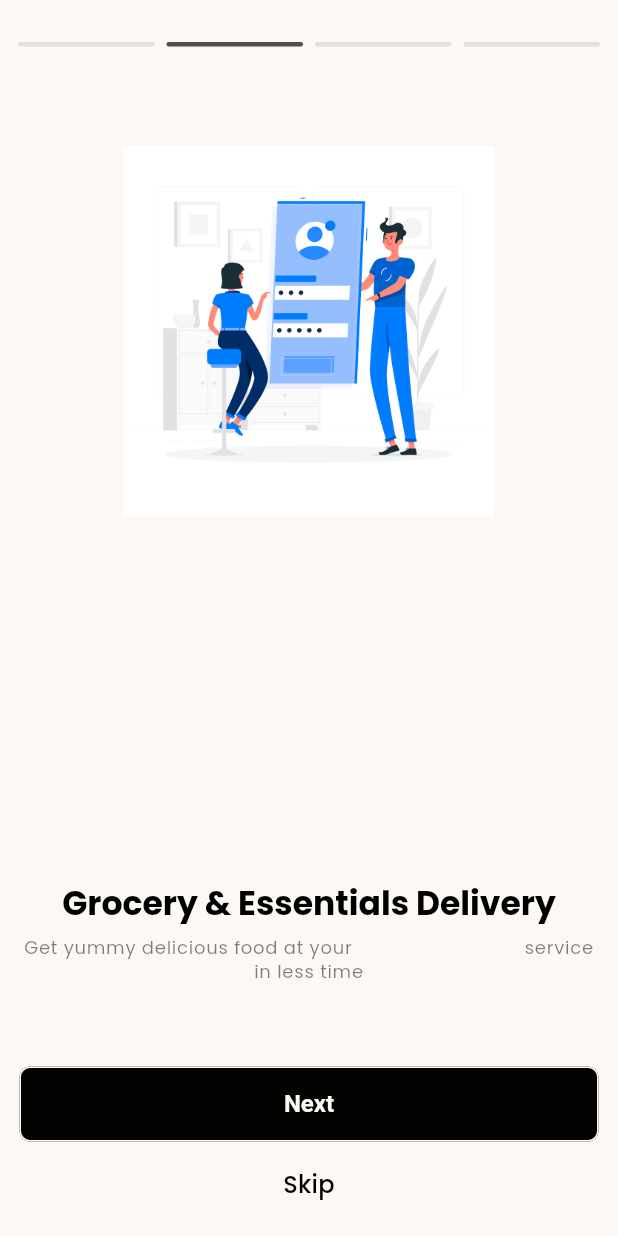
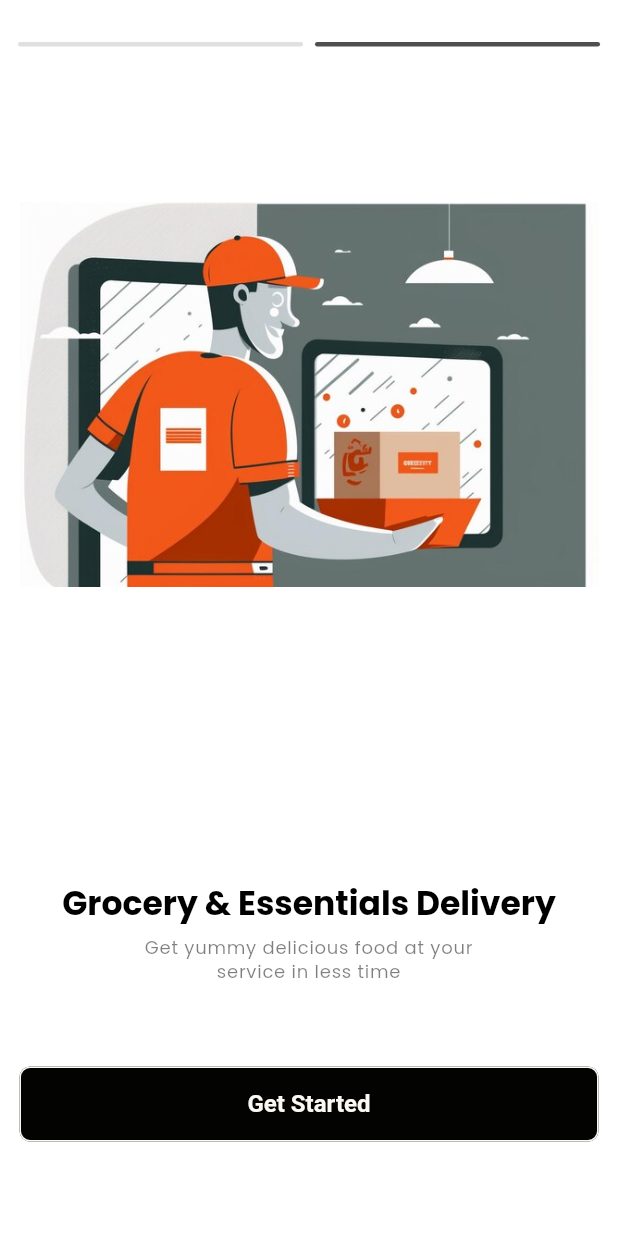
Before and after one commit to vidhanshu37/zesty, a Flutter app: the screen it shows after launch, swiped to page 2, on a phone screen of 412 x 824 dp. Run offline on Flutter 3.47's test engine with Material 3 defaults, Android fonts, the phone set to English and light mode, and no system bars; our stand-ins replace carousel_slider, geocoding, geolocator, google_maps_flutter, google_nav_bar, hive and 6 more; missing offline and left inert: dart:ffi, flutter_avif, razorpay_flutter; accounts and stored records are empty.

Commit message:
Last Commit from neha

```diff
--- a/lib/screens/login_process/otpscreen.dart
+++ b/lib/screens/login_process/otpscreen.dart
@@ -128,9 +128,11 @@ class _otpverifyState extends State<otpverify> {
       if (response.statusCode == 200) {
         var responseBody = jsonDecode(response.body);
         /// SUCCESS
-        String fullAddress = userExistData?['userExist']['address'][0];
-        List address = fullAddress.split("*");
+
+        // ScaffoldMessenger.of(context).showSnackBar(SnackBar(content: Text(responseCode.toString())));
         if(responseCode == 200) {
+          String fullAddress = userExistData?['userExist']['address'][0];
+          List address = fullAddress.split("*");
             var box = Hive.box(HiveOpenBox.storeAddress);
             box.put(HiveOpenBox.storeAddressTitle, address[0]);
             box.put(HiveOpenBox.storeAddressSubTitle, "");
--- a/lib/screens/onboarding/onBoardingScreen.dart
+++ b/lib/screens/onboarding/onBoardingScreen.dart
@@ -31,6 +31,7 @@ class _onbordingState extends State<onbording> {
   @override
   Widget build(BuildContext context) {
     return Scaffold(
+      backgroundColor: TColors.white,
       body: SafeArea(
         child: Column(
           children: [
@@ -47,23 +48,13 @@ class _onbordingState extends State<onbording> {
                 },
                 children: [
                   buildOnboardingPage(
-                    imagePath: "assets/images/pic1.jpg",
+                    imagePath: "assets/images/onbording1.jpeg",
                     title: ZText.title1,
                     subtitle: ZText.subTitle,
                   ),
                   buildOnboardingPage(
-                    imagePath: "assets/images/pic1.jpg",
+                    imagePath: "assets/images/onbording2.jpeg",
                     title: ZText.title2,
-                    subtitle: ZText.subTitle,
-                  ),
-                  buildOnboardingPage(
-                    imagePath: "assets/images/pic1.jpg",
-                    title: ZText.title3,
-                    subtitle: ZText.subTitle,
-                  ),
-                  buildOnboardingPage(
-                    imagePath: "assets/images/pic1.jpg",
-                    title: ZText.title4,
                     subtitle: ZText.subTitle,
                   ),
                 ],
@@ -81,10 +72,10 @@ class _onbordingState extends State<onbording> {
       child: Stack(
         children: [
           Positioned(
-            top: 50,
+            top: 10,
               left: 5,
               right: 5,
-              child: Image.asset(imagePath, height: ZMediaQuery(context).height * 0.30,)
+              child: Image.asset(imagePath, height: ZMediaQuery(context).height * 0.50,)
           ),
           //SizedBox(height: 40,),
           Positioned(
@@ -104,8 +95,8 @@ class _onbordingState extends State<onbording> {
             bottom: 55,
             left: 5,
             right: 5,
-            child: ZElevatedButton(title: currentIndex < 3 ? 'Next' : 'Get Started', onPress: (){
-              nextpage();
+            child: ZElevatedButton(title: currentIndex < 1 ? 'Next' : 'Get Started', onPress: (){
+              Navigator.push(context, MaterialPageRoute(builder: (context) => signin(),));
             }),
           ),
           Positioned(
@@ -114,7 +105,7 @@ class _onbordingState extends State<onbording> {
             right: 5,
             child: InkWell(onTap: (){
               Navigator.push(context, MaterialPageRoute(builder: (context) => signin(),));
-            }, child: Text(currentIndex == 3 ? "" : "Skip" ,style: Theme.of(context).textTheme.titleMedium,textAlign: TextAlign.center,) ,),
+            }, child: Text(currentIndex == 1 ? "" : "Skip" ,style: Theme.of(context).textTheme.titleMedium,textAlign: TextAlign.center,) ,),
           ),
           ],
       ),
@@ -126,7 +117,7 @@ class _onbordingState extends State<onbording> {
       child: Padding(
         padding: const EdgeInsets.all(8.0),
         child: Row(
-          children: List.generate(4, (index) => Expanded(
+          children: List.generate(2, (index) => Expanded(
               child: Container(
                 margin: EdgeInsets.symmetric(horizontal: 4),
                 height: 3,
--- a/lib/utils/constants/text_string.dart
+++ b/lib/utils/constants/text_string.dart
@@ -2,13 +2,9 @@ class ZText {
 
   ///OnBoarding Screen1
   static const String title1 = "Food delivery at door step";
-  static const String subTitle = "Get yummy delicious food at your                               service in less time";
+  static const String subTitle = "Get yummy delicious food at your                                  service in less time";
   ///screen 2
   static const String title2 = "Grocery & Essentials Delivery";
-  ///screen 3
-  static const String title3 = "Dine In in fine resturants";
-  ///screen 4
-  static const String title4 = "Get any packages delivered";
 
   /// lopgin_process
   static const String startApp = "Get started with App";
```
Also changed, not shown: lib/screens/location_access/locationAccess.dart (+9 -0 lines), lib/screens/login_process/signin.dart (+7 -6 lines), assets/images/location.jpeg (added), assets/images/mobile.jpeg (added), assets/images/onbording1.jpeg (added), assets/images/onbording2.jpeg (added), pubspec.lock.
